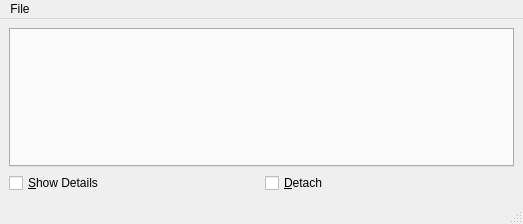
Before: the Qt Designer form client/src/mainwindow.ui in KDAB/FatCRM, drawn with Qt 5.
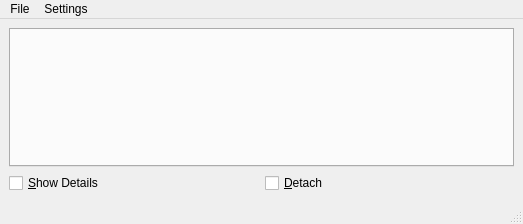
After: the same form once the commit is applied.

Commit message: Adding dialogs for resource managment, e.g. creating new "connectors" (Akonadi resources)

The edit to the form file:
```diff
--- a/client/src/mainwindow.ui
+++ b/client/src/mainwindow.ui
@@ -68,7 +68,14 @@
     <addaction name="separator"/>
     <addaction name="actionQuit"/>
    </widget>
+   <widget class="QMenu" name="menuSettings">
+    <property name="title">
+     <string>Settings</string>
+    </property>
+    <addaction name="actionConfigureResources"/>
+   </widget>
    <addaction name="menuFile"/>
+   <addaction name="menuSettings"/>
   </widget>
   <widget class="QStatusBar" name="statusbar"/>
   <action name="actionLogin">
```
Left out of the diff: 5 changed lines with no effect on the pictures. The commit also changes 6 other files.
